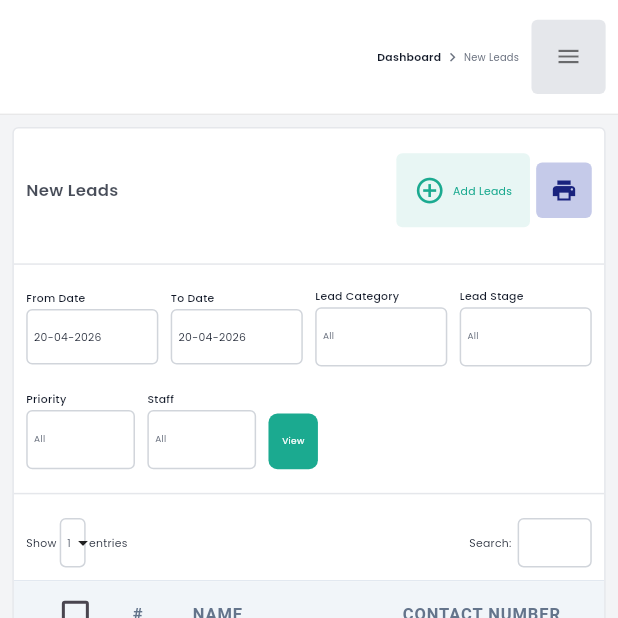
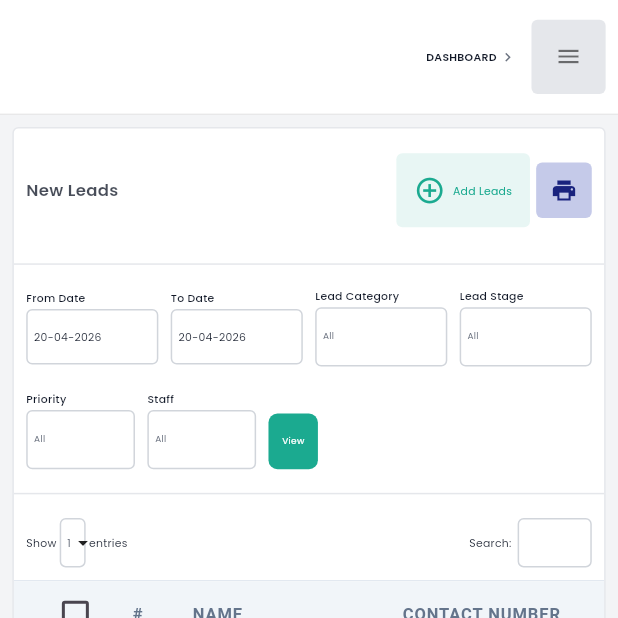
Before and after one commit to nidamictco/OditCrmWebApp, a Flutter app: the NewLeadsPage screen opened directly with empty values, on a phone screen of 412 x 824 dp, the top half of it. Run offline on Flutter 3.47's test engine with Material 3 defaults, Android fonts, the phone set to English and light mode, and no system bars; our stand-ins replace calendar_view, cloud_firestore, country_code_picker, csv, dropdown_search, equatable and 11 more; accounts and stored records are empty.

Commit message:
shibina - pulling updates

```diff
--- a/lib/feature/dashboard/lead_list_screen.dart
+++ b/lib/feature/dashboard/lead_list_screen.dart
@@ -182,7 +182,7 @@ class _NewLeadsPageState extends State<NewLeadsPage> {
         child: Column(
           // shrinkWrap: true,
           children: [
-            TopBreadcrumbBar(title: 'Dashboard', subTitle: 'New Leads'),
+            TopBreadcrumbBar(title: 'DASHBOARD', subTitle: widget.fromCard.toUpperCase()),
 
             Padding(
               padding: EdgeInsets.all(2.w),
```
